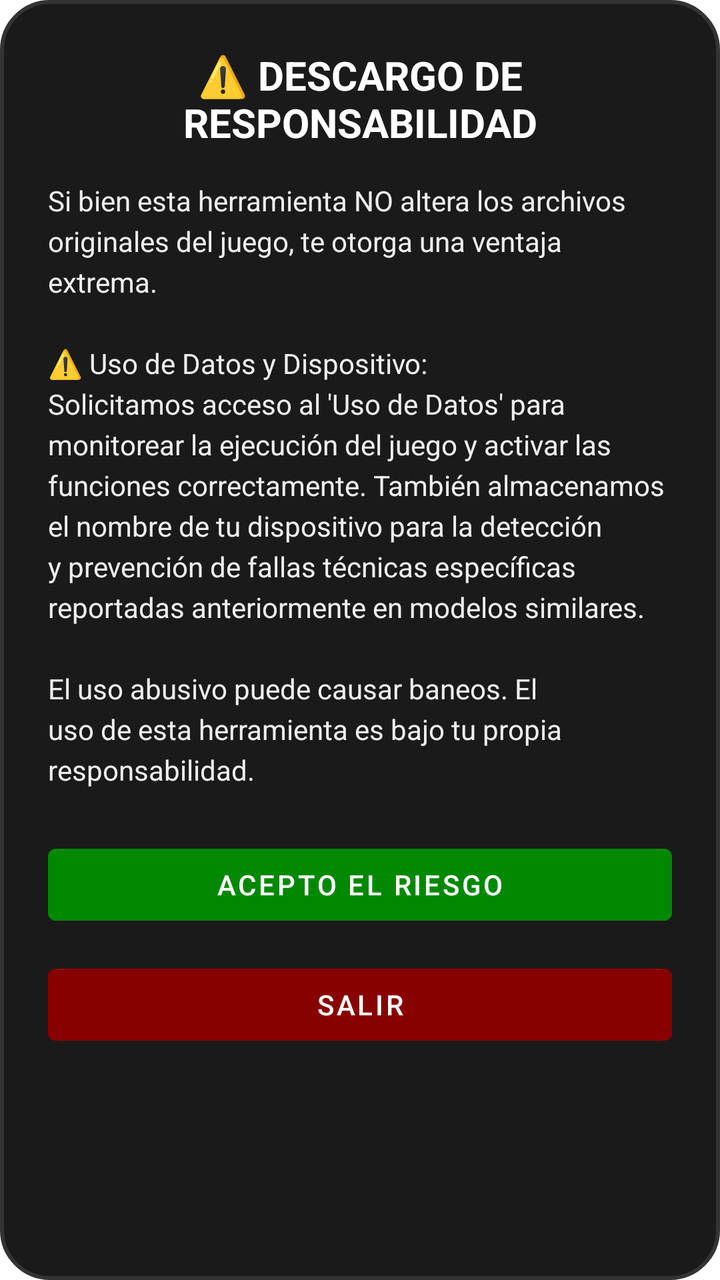
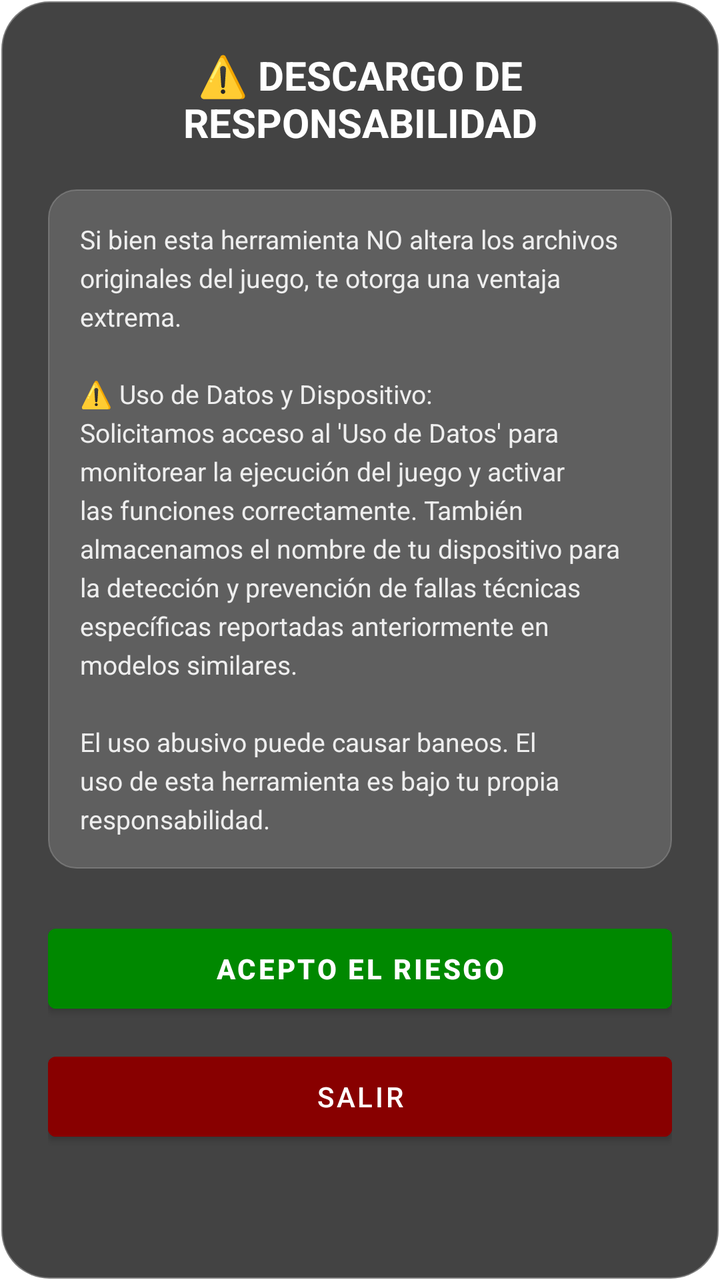

Screens rendered from an Android XML layout before and after an edit, with the pre-edit source and the edit as a unified diff.
<!-- AndroidManifest.xml: application theme Theme.Freezy -->
<!-- res/layout/dialog_disclaimer.xml -->
<?xml version="1.0" encoding="utf-8"?>
<LinearLayout xmlns:android="http://schemas.android.com/apk/res/android"
    android:layout_width="match_parent"
    android:layout_height="wrap_content"
    android:background="@drawable/shape_dialog_bg"
    android:orientation="vertical"
    android:padding="24dp">

    <TextView
        android:layout_width="wrap_content"
        android:layout_height="wrap_content"
        android:text="⚠️ DESCARGO DE RESPONSABILIDAD"
        android:textColor="#FFFFFF"
        android:textSize="20sp"
        android:textStyle="bold"
        android:layout_marginBottom="16dp"
        android:gravity="center_horizontal"
        android:layout_gravity="center_horizontal"/>

    <TextView
        android:layout_width="match_parent"
        android:layout_height="wrap_content"
        android:text="Si bien esta herramienta NO altera los archivos originales del juego, te otorga una ventaja extrema.\n\n⚠️ Uso de Datos y Dispositivo:\nSolicitamos acceso al 'Uso de Datos' para monitorear la ejecución del juego y activar las funciones correctamente. También almacenamos el nombre de tu dispositivo para la detección y prevención de fallas técnicas específicas reportadas anteriormente en modelos similares.\n\nEl uso abusivo puede causar baneos. El uso de esta herramienta es bajo tu propia responsabilidad."
        android:textColor="#EEEEEE"
        android:textSize="14sp"
        android:layout_marginBottom="24dp"
        android:lineSpacingExtra="4sp"/>

    <Button
        android:id="@+id/btn_accept_risk"
        android:layout_width="match_parent"
        android:layout_height="wrap_content"
        android:text="ACEPTO EL RIESGO"
        android:textColor="#FFFFFF"
        android:backgroundTint="#008800"
        android:layout_marginBottom="12dp" />

    <Button
        android:id="@+id/btn_exit_app"
        android:layout_width="match_parent"
        android:layout_height="wrap_content"
        android:text="SALIR"
        android:textColor="#FFFFFF"
        android:backgroundTint="#880000" />
</LinearLayout>
<!-- resources referenced by this layout -->
<resources>
  <!-- drawable shape_dialog_bg (drawable) -->
  <?xml version="1.0" encoding="utf-8"?>
  <shape xmlns:android="http://schemas.android.com/apk/res/android">
      <solid android:color="#1A1A1A"/>
      <corners android:radius="24dp"/>
      <stroke android:color="#333333" android:width="2dp"/>
  </shape>
  <style name="Theme.Freezy" parent="Theme.MaterialComponents.DayNight.DarkActionBar">
          
          <item name="colorPrimary">@color/purple_500</item>
          <item name="colorPrimaryVariant">@color/purple_700</item>
          <item name="colorOnPrimary">@color/white</item>
          
          <item name="colorSecondary">@color/teal_200</item>
          <item name="colorSecondaryVariant">@color/teal_700</item>
          <item name="colorOnSecondary">@color/black</item>
          
          <item name="android:statusBarColor">?attr/colorPrimaryVariant</item>
          
      </style>
  <color name="purple_500">#FF6200EE</color>
  <color name="purple_700">#FF3700B3</color>
  <color name="white">#FFFFFFFF</color>
  <color name="teal_200">#FF03DAC5</color>
  <color name="teal_700">#FF018786</color>
  <color name="black">#FF000000</color>
</resources>

<!-- the commit's change to res/layout/dialog_disclaimer.xml (unified diff, before → after) -->
@@ -2,43 +2,52 @@
 <LinearLayout xmlns:android="http://schemas.android.com/apk/res/android"
     android:layout_width="match_parent"
     android:layout_height="wrap_content"
-    android:background="@drawable/shape_dialog_bg"
+    android:background="@drawable/bg_glass_dialog"
     android:orientation="vertical"
     android:padding="24dp">
 
     <TextView
-        android:layout_width="wrap_content"
+        android:layout_width="match_parent"
         android:layout_height="wrap_content"
         android:text="⚠️ DESCARGO DE RESPONSABILIDAD"
         android:textColor="#FFFFFF"
         android:textSize="20sp"
         android:textStyle="bold"
-        android:layout_marginBottom="16dp"
-        android:gravity="center_horizontal"
-        android:layout_gravity="center_horizontal"/>
+        android:layout_marginBottom="20dp"
+        android:gravity="center" />
 
-    <TextView
+    
+    <LinearLayout
         android:layout_width="match_parent"
         android:layout_height="wrap_content"
-        android:text="Si bien esta herramienta NO altera los archivos originales del juego, te otorga una ventaja extrema.\n\n⚠️ Uso de Datos y Dispositivo:\nSolicitamos acceso al 'Uso de Datos' para monitorear la ejecución del juego y activar las funciones correctamente. También almacenamos el nombre de tu dispositivo para la detección y prevención de fallas técnicas específicas reportadas anteriormente en modelos similares.\n\nEl uso abusivo puede causar baneos. El uso de esta herramienta es bajo tu propia responsabilidad."
-        android:textColor="#EEEEEE"
-        android:textSize="14sp"
-        android:layout_marginBottom="24dp"
-        android:lineSpacingExtra="4sp"/>
+        android:orientation="vertical"
+        android:background="@drawable/bg_glass_tile"
+        android:padding="16dp"
+        android:layout_marginBottom="24dp">
+
+        <TextView
+            android:layout_width="match_parent"
+            android:layout_height="wrap_content"
+            android:text="Si bien esta herramienta NO altera los archivos originales del juego, te otorga una ventaja extrema.\n\n⚠️ Uso de Datos y Dispositivo:\nSolicitamos acceso al 'Uso de Datos' para monitorear la ejecución del juego y activar las funciones correctamente. También almacenamos el nombre de tu dispositivo para la detección y prevención de fallas técnicas específicas reportadas anteriormente en modelos similares.\n\nEl uso abusivo puede causar baneos. El uso de esta herramienta es bajo tu propia responsabilidad."
+            android:textColor="#EEEEEE"
+            android:textSize="13sp"
+            android:lineSpacingExtra="4sp"/>
+    </LinearLayout>
 
     <Button
         android:id="@+id/btn_accept_risk"
         android:layout_width="match_parent"
-        android:layout_height="wrap_content"
+        android:layout_height="52dp"
         android:text="ACEPTO EL RIESGO"
         android:textColor="#FFFFFF"
+        android:textStyle="bold"
         android:backgroundTint="#008800"
         android:layout_marginBottom="12dp" />
 
     <Button
         android:id="@+id/btn_exit_app"
         android:layout_width="match_parent"
-        android:layout_height="wrap_content"
+        android:layout_height="52dp"
         android:text="SALIR"
         android:textColor="#FFFFFF"
         android:backgroundTint="#880000" />
<!-- resource entries referenced after the edit -->
@@ -1,30 +1,43 @@
 <!-- resources referenced by this layout -->
 <resources>
-  <!-- drawable shape_dialog_bg (drawable) -->
+  <!-- drawable bg_glass_dialog (drawable) -->
   <?xml version="1.0" encoding="utf-8"?>
   <shape xmlns:android="http://schemas.android.com/apk/res/android">
-      <solid android:color="#1A1A1A"/>
-      <corners android:radius="24dp"/>
-      <stroke android:color="#333333" android:width="2dp"/>
+      
+      <solid android:color="#CC141414" />
+          
+      <corners android:radius="24dp" />
+      
+      
+      <stroke
+          android:width="1.2dp"
+          android:color="#4DFFFFFF" />
   </shape>
-  <style name="Theme.Freezy" parent="Theme.MaterialComponents.DayNight.DarkActionBar">
+  <!-- drawable bg_glass_tile (drawable) -->
+  <?xml version="1.0" encoding="utf-8"?>
+  <shape xmlns:android="http://schemas.android.com/apk/res/android">
+      
+      <solid android:color="#26FFFFFF" />
+      <corners android:radius="14dp" />
+      <stroke
+          android:width="0.8dp"
+          android:color="#33FFFFFF" />
+  </shape>
+  <style name="Theme.Freezy" parent="Theme.MaterialComponents.DayNight.NoActionBar">
           
-          <item name="colorPrimary">@color/purple_500</item>
-          <item name="colorPrimaryVariant">@color/purple_700</item>
+          <item name="colorPrimary">#00A2FF</item>
+          <item name="colorPrimaryVariant">#000000</item>
           <item name="colorOnPrimary">@color/white</item>
           
-          <item name="colorSecondary">@color/teal_200</item>
-          <item name="colorSecondaryVariant">@color/teal_700</item>
+          <item name="colorSecondary">#00A2FF</item>
+          <item name="colorSecondaryVariant">#0077BB</item>
           <item name="colorOnSecondary">@color/black</item>
           
-          <item name="android:statusBarColor">?attr/colorPrimaryVariant</item>
-          
+          <item name="android:statusBarColor">#000000</item>
+          <item name="android:windowNoTitle">true</item>
+          <item name="windowActionBar">false</item>
       </style>
-  <color name="purple_500">#FF6200EE</color>
-  <color name="purple_700">#FF3700B3</color>
   <color name="white">#FFFFFFFF</color>
-  <color name="teal_200">#FF03DAC5</color>
-  <color name="teal_700">#FF018786</color>
   <color name="black">#FF000000</color>
 </resources>
 
